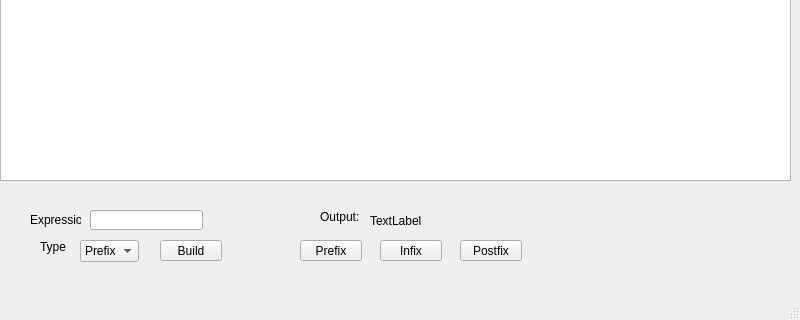
This is ADS_Project/mainwindow.ui in YousefElmenshawy/ADS_Postfix---Infix---Prefix-Conversions- as Qt 5 draws it before an edit; both pictures show x 0 to 800 and y 280 to 600 of the 800 by 600 pixel window. The edited form follows.
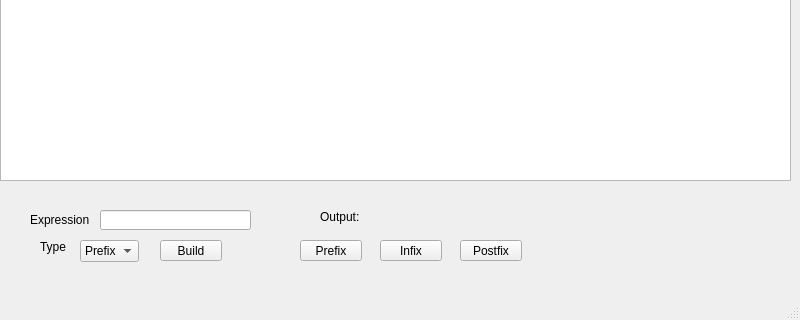
This is the edited form.

```diff
--- a/ADS_Project/mainwindow.ui
+++ b/ADS_Project/mainwindow.ui
@@ -45,7 +45,7 @@
      <rect>
       <x>30</x>
       <y>490</y>
-      <width>51</width>
+      <width>61</width>
       <height>20</height>
      </rect>
     </property>
@@ -56,9 +56,9 @@
    <widget class="QLineEdit" name="lineEditExpression">
     <property name="geometry">
      <rect>
-      <x>90</x>
+      <x>100</x>
       <y>490</y>
-      <width>113</width>
+      <width>151</width>
       <height>20</height>
      </rect>
     </property>
@@ -154,13 +154,13 @@
     <property name="geometry">
      <rect>
       <x>370</x>
-      <y>490</y>
-      <width>181</width>
-      <height>21</height>
+      <y>480</y>
+      <width>281</width>
+      <height>31</height>
      </rect>
     </property>
     <property name="text">
-     <string>TextLabel</string>
+     <string/>
     </property>
    </widget>
    <widget class="QLabel" name="label_3">
```
